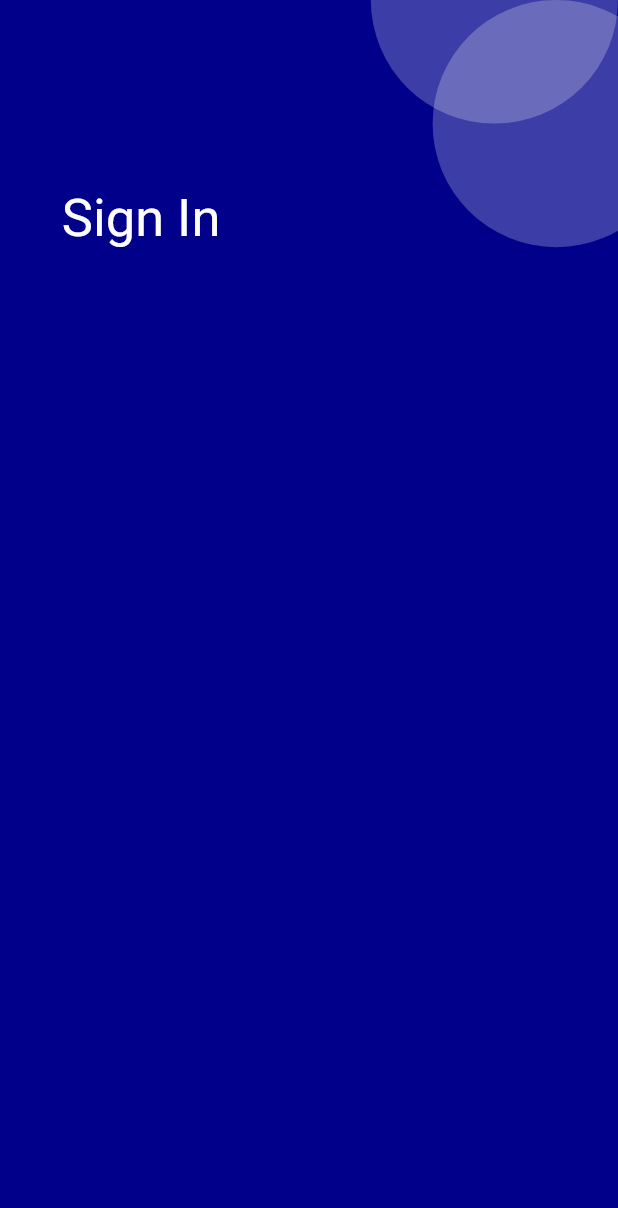
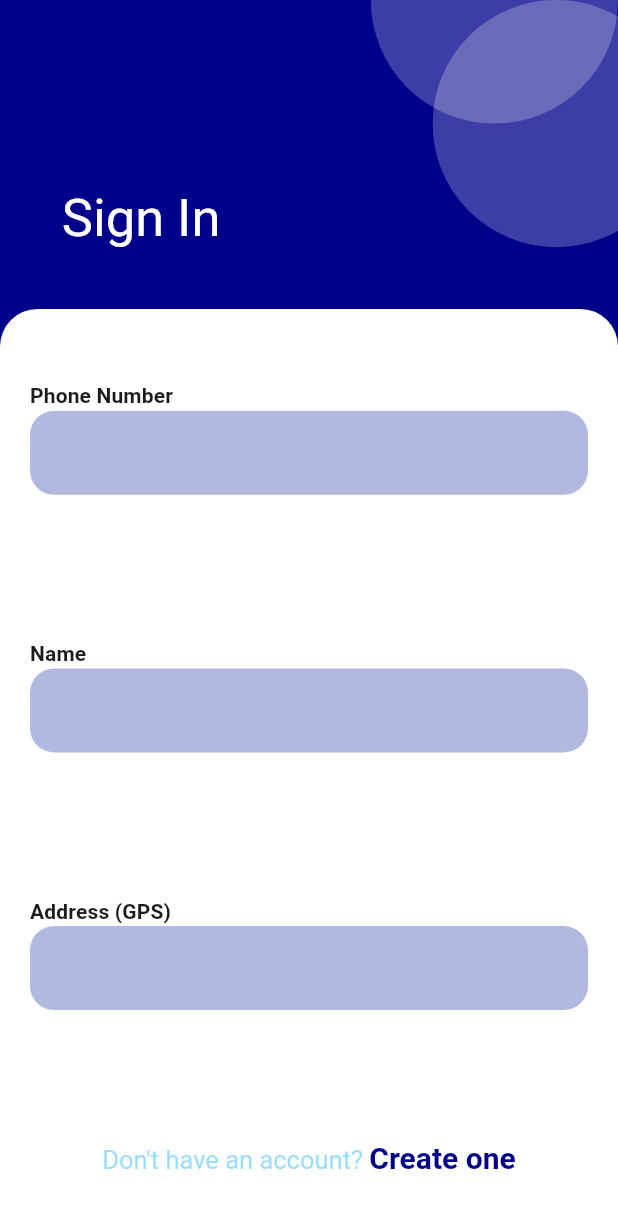
Before and after one commit to Serkhani/energyapp, a Flutter app: the screen it shows after launch, on a phone screen of 412 x 824 dp. Shown: the top 1208 px of the screen. Run offline on Flutter 3.47's test engine with Material 2 defaults, Android fonts, the phone set to English and light mode, and no system bars; our stand-ins replace get.

Commit message:
added textinfo layout account creation section

```diff
--- a/lib/app/modules/sign_in/controllers/sign_in_controller.dart
+++ b/lib/app/modules/sign_in/controllers/sign_in_controller.dart
@@ -1,11 +1,16 @@
+import 'package:flutter/cupertino.dart';
 import 'package:get/get.dart';
 
 class SignInController extends GetxController {
-  //TODO: Implement SignInController
+  late TextEditingController phoneNumTxtCon;
+  late TextEditingController addressTxtCon;
+  late TextEditingController nameTxtCon;
 
-  final count = 0.obs;
   @override
   void onInit() {
+    phoneNumTxtCon = TextEditingController();
+    addressTxtCon = TextEditingController();
+    nameTxtCon = TextEditingController();
     super.onInit();
   }
 
@@ -19,5 +24,5 @@ class SignInController extends GetxController {
     super.onClose();
   }
 
-  void increment() => count.value++;
+  void createOne(){}
 }
--- a/lib/app/modules/sign_in/views/sign_in_view.dart
+++ b/lib/app/modules/sign_in/views/sign_in_view.dart
@@ -1,3 +1,4 @@
+import 'package:energy/app/modules/sign_in/views/signin_info_view.dart';
 import 'package:energy/app/modules/sign_in/views/signin_section_view.dart';
 import 'package:flutter/material.dart';
 
@@ -11,8 +12,10 @@ class SignInView extends GetView<SignInController> {
   Widget build(BuildContext context) {
     return Scaffold(
       body: Stack(
+        alignment: Alignment.bottomCenter,
         children: const [
-          SignInSectionView()
+          SignInSectionView(),
+          SigninInfoView(),
         ],
       ),
     );
--- /dev/null
+++ b/lib/app/modules/sign_in/views/signin_info_view.dart
@@ -0,0 +1,45 @@
+import 'package:energy/app/modules/sign_in/controllers/sign_in_controller.dart';
+import 'package:energy/app/modules/sign_in/widgets/textinfo.dart';
+import 'package:flutter/gestures.dart';
+import 'package:flutter/material.dart';
+
+import 'package:get/get.dart';
+
+class SigninInfoView extends GetView<SignInController> {
+  const SigninInfoView({Key? key}) : super(key: key);
+  @override
+  Widget build(BuildContext context) {
+    return SingleChildScrollView(
+      child: Container(
+        height: Get.height * 0.75,
+        width: double.infinity,
+        padding: const EdgeInsets.symmetric(horizontal: 20.0),
+        decoration: const BoxDecoration(
+          color: Colors.white,
+          borderRadius: BorderRadius.vertical(top: Radius.circular(25.0))
+        ),
+        child: Column(
+          mainAxisAlignment: MainAxisAlignment.spaceAround,
+          children:  [
+            TextInfo(controller: controller.phoneNumTxtCon, text: 'Phone Number'),
+            TextInfo(controller: controller.nameTxtCon, text: 'Name'),
+            TextInfo(controller: controller.addressTxtCon, text: 'Address (GPS)'),
+            Text.rich(
+              TextSpan(
+                text: "Don't have an account? ",
+                style: Theme.of(context).textTheme.displaySmall,
+                children: [
+                  TextSpan(
+                    text: 'Create one',
+                    style: Theme.of(context).textTheme.displayMedium,
+                    recognizer: TapGestureRecognizer()..onTap =() => controller.createOne()
+                  )
+                ]
+              )
+            )
+          ],
+        ),
+      ),
+    );
+  }
+}
--- a/lib/app/modules/sign_in/widgets/textinfo.dart
+++ b/lib/app/modules/sign_in/widgets/textinfo.dart
@@ -7,9 +7,14 @@ class TextInfo extends StatelessWidget {
 
   @override
   Widget build(BuildContext context) {
-    return Column(
+    return Padding(
+      padding: const EdgeInsets.symmetric(vertical: 8.0),
+      child: Column(
+        crossAxisAlignment: CrossAxisAlignment.start,
         children: [
-        Text(text),
+          Text(text,
+          style: Theme.of(context).textTheme.titleSmall,
+          ),
           TextField(
             controller: controller,
             decoration: InputDecoration(
@@ -21,6 +26,7 @@ class TextInfo extends StatelessWidget {
             ),
           ),
         ],
+      ),
     );
   }
 }
```
Also changed, not shown: lib/app/data/theme.dart (+17 -2 lines). Lines whose indentation alone changed are shown as unchanged.
